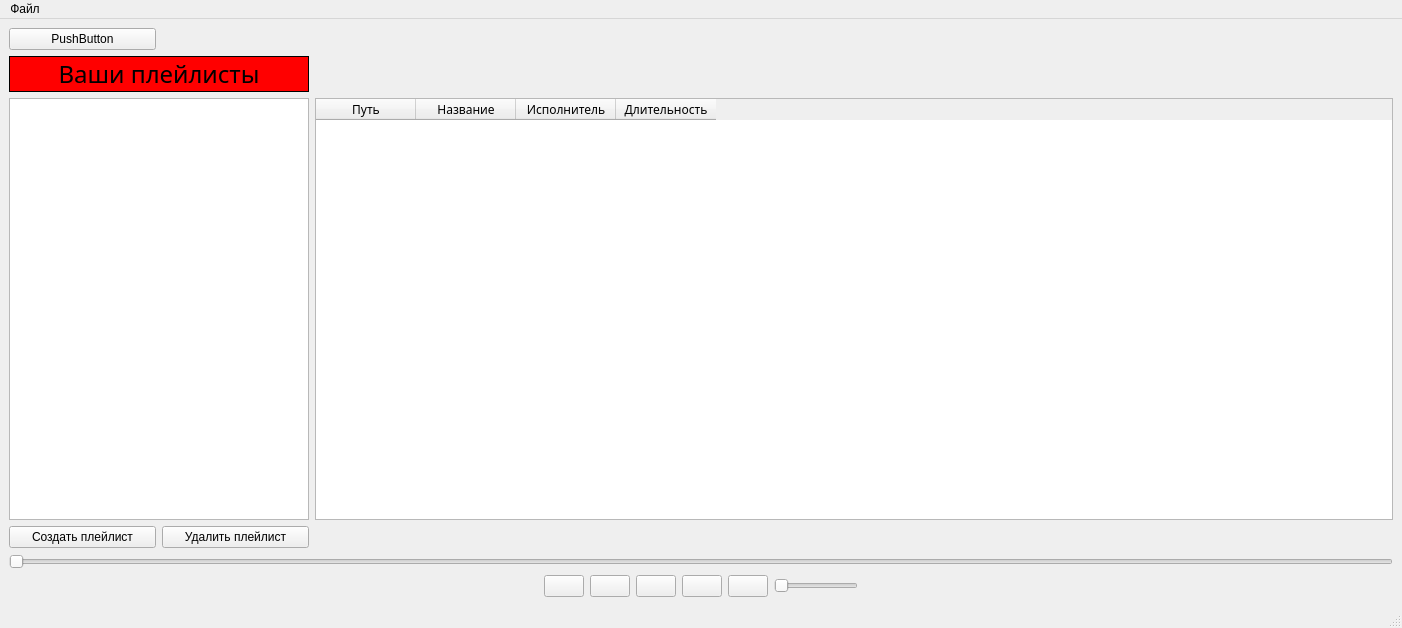
Old version of the form mainwindow.ui in the repository ArturBobotcko/Practice_Project.
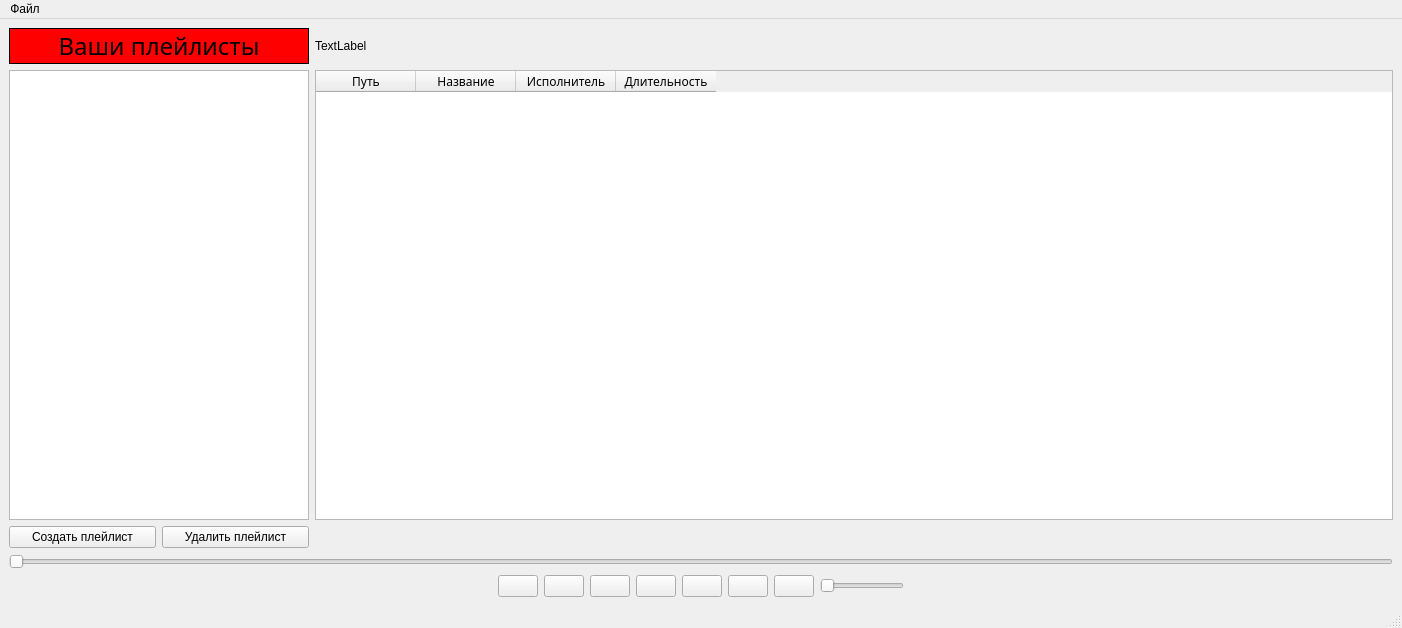
New version of the form. Icons and pictures are not drawn.

```diff
--- a/mainwindow.ui
+++ b/mainwindow.ui
@@ -95,6 +95,17 @@
           </property>
          </widget>
         </item>
+        <item>
+         <widget class="QPushButton" name="repeatButton">
+          <property name="text">
+           <string/>
+          </property>
+          <property name="icon">
+           <iconset resource="MainWindowResources.qrc">
+            <normaloff>:/new/prefix1/resources/no-repeat.svg</normaloff>:/new/prefix1/resources/no-repeat.svg</iconset>
+          </property>
+         </widget>
+        </item>
         <item>
          <widget class="QPushButton" name="prevTrackBtn">
           <property name="sizePolicy">
@@ -206,6 +217,17 @@
           </property>
          </widget>
         </item>
+        <item>
+         <widget class="QPushButton" name="mixButton">
+          <property name="text">
+           <string/>
+          </property>
+          <property name="icon">
+           <iconset resource="MainWindowResources.qrc">
+            <normaloff>:/new/prefix1/resources/mix.svg</normaloff>:/new/prefix1/resources/mix.svg</iconset>
+          </property>
+         </widget>
+        </item>
         <item>
          <widget class="QPushButton" name="muteBtn">
           <property name="sizePolicy">
@@ -273,52 +295,7 @@
     </item>
     <item row="0" column="0">
      <layout class="QGridLayout" name="gridLayout">
-      <item row="0" column="0">
-       <widget class="QPushButton" name="addTracks">
-        <property name="text">
-         <string>PushButton</string>
-        </property>
-       </widget>
-      </item>
-      <item row="2" column="2">
-       <widget class="QTableWidget" name="tableWidget">
-        <property name="sizePolicy">
-         <sizepolicy hsizetype="Expanding" vsizetype="MinimumExpanding">
-          <horstretch>0</horstretch>
-          <verstretch>0</verstretch>
-         </sizepolicy>
-        </property>
-        <property name="font">
-         <font>
-          <family>Segoe Print</family>
-         </font>
-        </property>
-        <property name="cursor" stdset="0">
-         <cursorShape>ArrowCursor</cursorShape>
-        </property>
-        <column>
-         <property name="text">
-          <string>Путь</string>
-         </property>
-        </column>
-        <column>
-         <property name="text">
-          <string>Название</string>
-         </property>
-        </column>
-        <column>
-         <property name="text">
-          <string>Исполнитель</string>
-         </property>
-        </column>
-        <column>
-         <property name="text">
-          <string>Длительность</string>
-         </property>
-        </column>
-       </widget>
-      </item>
-      <item row="1" column="0" colspan="2">
+      <item row="0" column="0" colspan="2">
        <widget class="QLabel" name="playlistsLabel">
         <property name="sizePolicy">
          <sizepolicy hsizetype="Fixed" vsizetype="Preferred">
@@ -355,27 +332,72 @@
         </property>
        </widget>
       </item>
-      <item row="3" column="1">
+      <item row="2" column="1">
        <widget class="QPushButton" name="deleteBtn">
         <property name="text">
          <string>Удалить плейлист</string>
         </property>
        </widget>
       </item>
-      <item row="2" column="0" colspan="2">
+      <item row="1" column="0" colspan="2">
        <widget class="QTableWidget" name="playlist_list">
         <property name="columnCount">
          <number>0</number>
         </property>
        </widget>
       </item>
-      <item row="3" column="0">
+      <item row="2" column="0">
        <widget class="QPushButton" name="addPlaylistBtn">
         <property name="text">
          <string>Создать плейлист</string>
         </property>
        </widget>
       </item>
+      <item row="1" column="2">
+       <widget class="QTableWidget" name="tableWidget">
+        <property name="sizePolicy">
+         <sizepolicy hsizetype="Expanding" vsizetype="MinimumExpanding">
+          <horstretch>0</horstretch>
+          <verstretch>0</verstretch>
+         </sizepolicy>
+        </property>
+        <property name="font">
+         <font>
+          <family>Segoe Print</family>
+         </font>
+        </property>
+        <property name="cursor" stdset="0">
+         <cursorShape>ArrowCursor</cursorShape>
+        </property>
+        <column>
+         <property name="text">
+          <string>Путь</string>
+         </property>
+        </column>
+        <column>
+         <property name="text">
+          <string>Название</string>
+         </property>
+        </column>
+        <column>
+         <property name="text">
+          <string>Исполнитель</string>
+         </property>
+        </column>
+        <column>
+         <property name="text">
+          <string>Длительность</string>
+         </property>
+        </column>
+       </widget>
+      </item>
+      <item row="0" column="2">
+       <widget class="QLabel" name="cover">
+        <property name="text">
+         <string>TextLabel</string>
+        </property>
+       </widget>
+      </item>
      </layout>
     </item>
    </layout>
```
